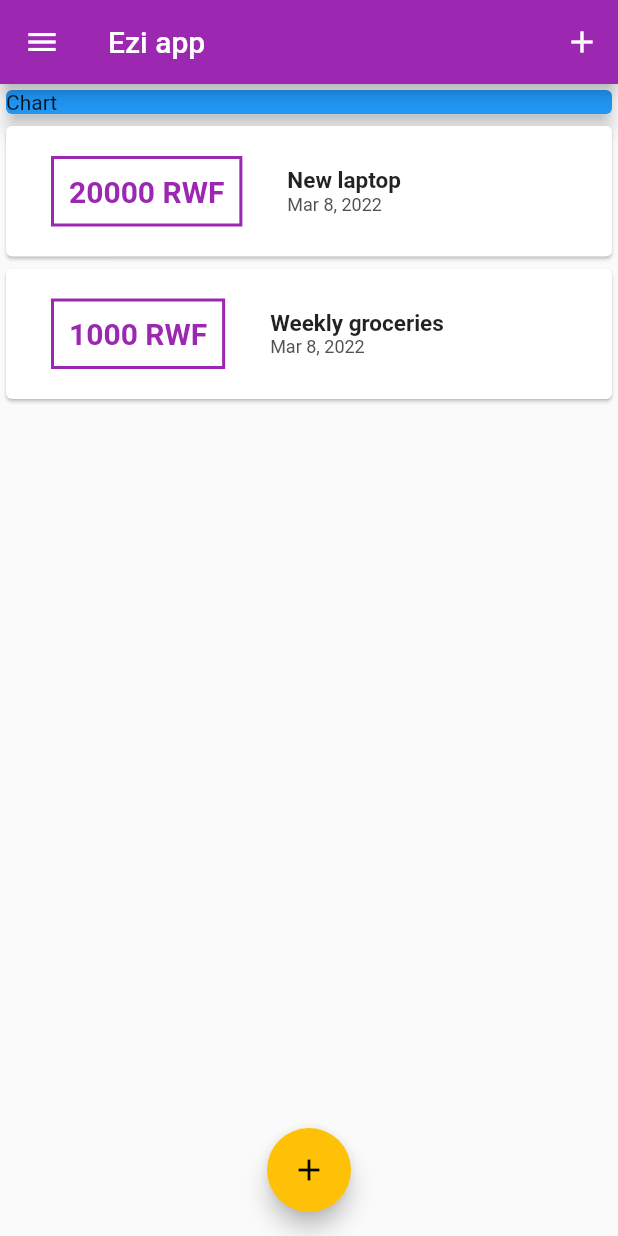
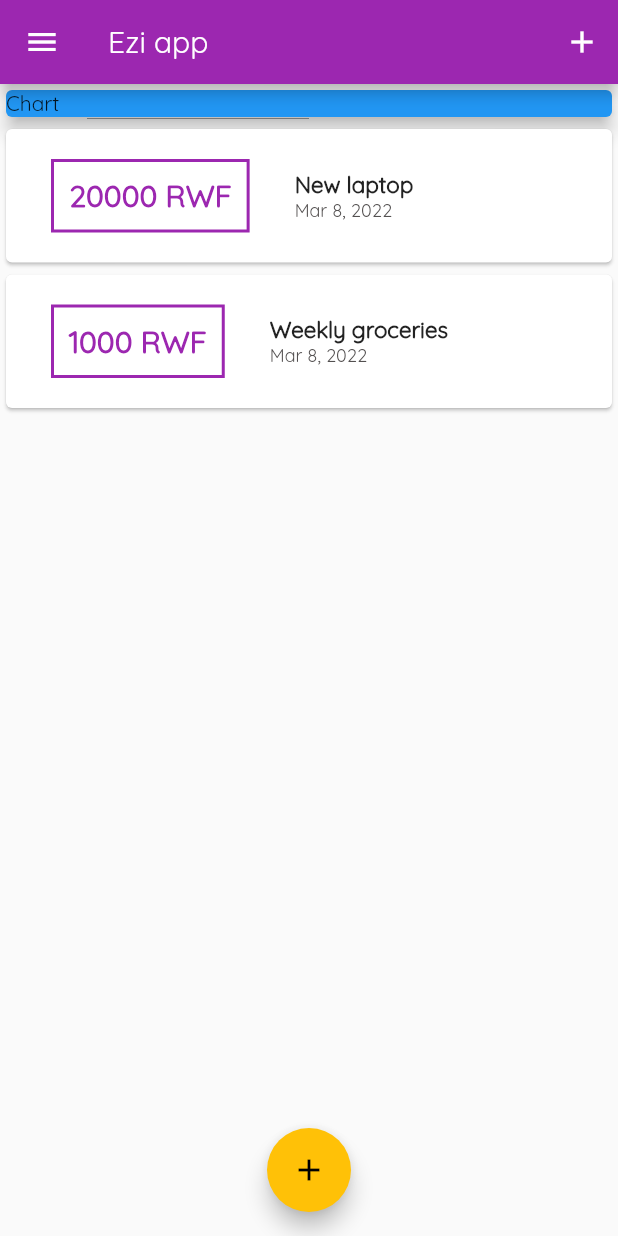
Before and after one commit to twizelissa/ezi, a Flutter app: the screen it shows after launch, on a phone screen of 412 x 824 dp. Run offline on Flutter 3.47's test engine with Material 2 defaults, Android fonts, the phone set to English and light mode, and no system bars.

Commit message:
done with theming

```diff
--- a/lib/main.dart
+++ b/lib/main.dart
@@ -11,7 +11,11 @@ class MyApp extends StatelessWidget {
   Widget build(BuildContext context) {
     return MaterialApp(
       title: 'Ezi app',
-      theme: ThemeData(primarySwatch: Colors.purple, accentColor: Colors.amber),
+      theme: ThemeData(
+        primarySwatch: Colors.purple,
+        accentColor: Colors.amber,
+        fontFamily: 'Quicksand',
+      ),
       home: MyHomePage(),
     );
   }
--- a/pubspec.yaml
+++ b/pubspec.yaml
@@ -80,10 +80,10 @@ flutter:
         - asset: assets/fonts/OpenSans-Regular.ttf
         - asset: assets/fonts/OpenSans-Bold.ttf
           weight: 700
-    - family: QuickSand
+    - family: Quicksand
       fonts:
-        - asset: assets/fonts/QuickSand-Regular.ttf
-        - asset: assets/fonts/QuickSand_Bold.ttf
+        - asset: assets/fonts/Quicksand-Regular.ttf
+        - asset: assets/fonts/Quicksand_Bold.ttf
           weight: 700
 
   # For details regarding fonts from package dependencies,
```
